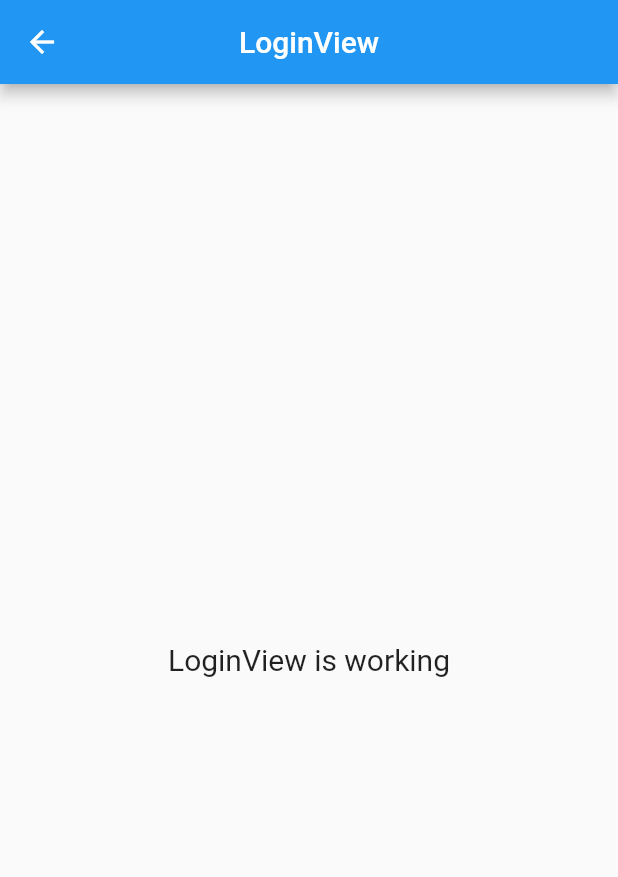
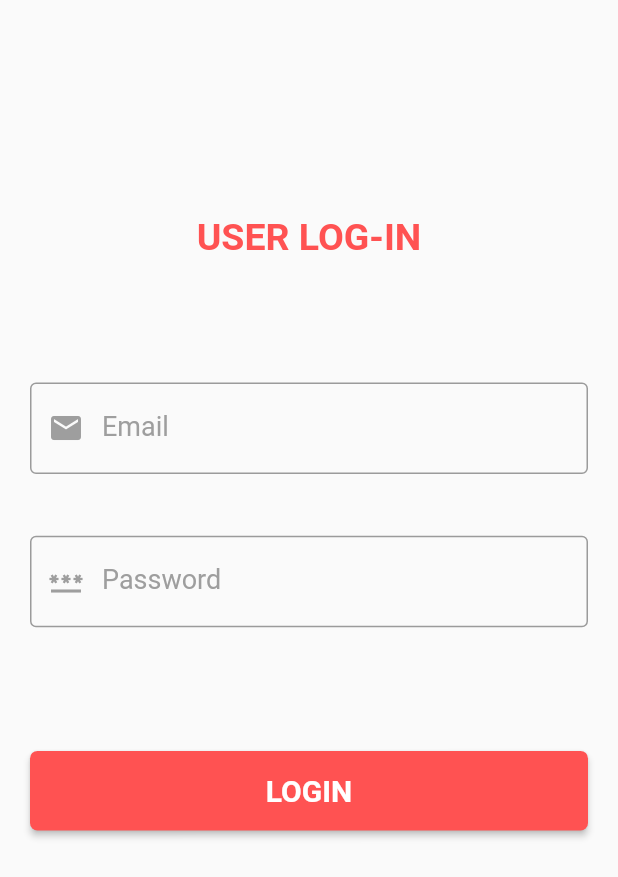
Before and after one commit to mdrislam/Smart-Blog-Post, a Flutter app: the LoginView screen opened by its route, on a phone screen of 412 x 824 dp. Shown: the top 877 px of the screen. Run offline on Flutter 3.47's test engine with Material 2 defaults, Android fonts, the phone set to English and light mode, and no system bars; our stand-ins replace get.

Commit message:
login page ui design done

```diff
--- /dev/null
+++ b/lib/app/data/const/app_colors.dart
@@ -0,0 +1,9 @@
+import 'package:flutter/material.dart';
+
+class AppColors {
+  static const primaryColor = Colors.redAccent;
+  static const textColor = Color.fromARGB(0, 7, 7, 7);
+  static const hintsColor = Color.fromARGB(0, 70, 70, 70);
+  static const inputBorderColor = Color.fromARGB(0, 251, 80, 0);
+
+}
--- /dev/null
+++ b/lib/app/data/core/const_strings.dart
@@ -0,0 +1,12 @@
+class ConstStrings {
+
+  static const emailTitle = 'Email';
+  static const passwordTitle = 'Password';
+  static const emailEntryHints = ' email address here';
+  static const passwordEntryHints = ' password here';
+  static const emptyFields = 'empty fields are not accepted';
+  static const invalidEmail = 'you provides email was invalid';
+  static const passwordvalidation = 'at least passwords size upto 6-digits ';
+  static const login = 'LOGIN';
+
+}
--- a/lib/app/modules/home/views/home_view.dart
+++ b/lib/app/modules/home/views/home_view.dart
@@ -5,8 +5,6 @@ import 'package:get/get.dart';
 import '../controllers/home_controller.dart';
 
 class HomeView extends GetView<HomeController> {
-  const HomeView({super.key});
-
   @override
   Widget build(BuildContext context) {
     return Scaffold(
--- a/lib/app/modules/login/views/login_view.dart
+++ b/lib/app/modules/login/views/login_view.dart
@@ -1,21 +1,58 @@
 import 'package:flutter/material.dart';
 
 import 'package:get/get.dart';
+import 'package:smart_blog_post/app/data/const/app_colors.dart';
+import 'package:smart_blog_post/app/data/core/const_strings.dart';
+import 'package:smart_blog_post/app/widgets/custom_text.dart';
 
+import '../../../widgets/custom_button.dart';
+import '../../../widgets/custom_text_form_field.dart';
 import '../controllers/login_controller.dart';
 
 class LoginView extends GetView<LoginController> {
+  const LoginView({super.key});
+
   @override
   Widget build(BuildContext context) {
     return Scaffold(
-      appBar: AppBar(
-        title: Text('LoginView'),
-        centerTitle: true,
-      ),
-      body: Center(
-        child: Text(
-          'LoginView is working',
-          style: TextStyle(fontSize: 20),
+      body: Padding(
+        padding: const EdgeInsets.all(20.0),
+        child: Form(
+          child: Column(
+            children: [
+              SizedBox(
+                height: MediaQuery.of(context).size.height * 0.15,
+              ),
+              const CustomText(
+                text: 'USER LOG-IN',
+                color: AppColors.primaryColor,
+                fontWeight: FontWeight.bold,
+                size: 25,
+              ),
+              SizedBox(
+                height: MediaQuery.of(context).size.height * 0.1,
+              ),
+              CustomTextFormField(
+                  textEditingController: TextEditingController(),
+                  lebleText: ConstStrings.emailTitle,
+                  hintText: ConstStrings.emailEntryHints,
+                  textInputType: TextInputType.emailAddress,
+                  icon: Icons.email),
+              SizedBox(
+                height: MediaQuery.of(context).size.height * 0.05,
+              ),
+              CustomTextFormField(
+                  textEditingController: TextEditingController(),
+                  lebleText: ConstStrings.passwordTitle,
+                  hintText: ConstStrings.passwordEntryHints,
+                  textInputType: TextInputType.visiblePassword,
+                  icon: Icons.password),
+              SizedBox(
+                height: MediaQuery.of(context).size.height * 0.1,
+              ),
+              CustomButton(press: () {}, title: ConstStrings.login),
+            ],
+          ),
         ),
       ),
     );
--- a/lib/app/routes/app_pages.dart
+++ b/lib/app/routes/app_pages.dart
@@ -10,7 +10,7 @@ part 'app_routes.dart';
 class AppPages {
   AppPages._();
 
-  static const INITIAL = Routes.HOME;
+  static const INITIAL = Routes.LOGIN;
 
   static final routes = [
     GetPage(
@@ -20,7 +20,7 @@ class AppPages {
     ),
     GetPage(
       name: _Paths.LOGIN,
-      page: () => LoginView(),
+      page: () => const LoginView(),
       binding: LoginBinding(),
     ),
   ];
--- /dev/null
+++ b/lib/app/widgets/custom_button.dart
@@ -0,0 +1,37 @@
+import 'package:flutter/material.dart';
+import 'package:smart_blog_post/app/widgets/custom_text.dart';
+
+class CustomButton extends StatelessWidget {
+  final VoidCallback press;
+  final String title;
+  final Color textColor;
+  final Color backgroundColor;
+  const CustomButton(
+      {Key? key,
+      required this.press,
+      required this.title,
+      this.textColor = Colors.white,
+      this.backgroundColor = Colors.redAccent})
+      : super(key: key);
+
+  @override
+  Widget build(BuildContext context) {
+    return SizedBox(
+      width: double.infinity,
+      child: ElevatedButton(
+        onPressed: press,
+        style: ElevatedButton.styleFrom(
+            backgroundColor: backgroundColor,
+            padding: const EdgeInsets.symmetric(vertical: 15),
+            shape:
+                RoundedRectangleBorder(borderRadius: BorderRadius.circular(5))),
+        child: CustomText(
+          text: title,
+          color: textColor,
+          size: 20,
+          fontWeight: FontWeight.bold,
+        ),
+      ),
+    );
+  }
+}
--- /dev/null
+++ b/lib/app/widgets/custom_text.dart
@@ -0,0 +1,31 @@
+import 'package:flutter/material.dart';
+import 'package:smart_blog_post/app/data/const/app_colors.dart';
+
+class CustomText extends StatelessWidget {
+  final String text;
+  final FontWeight fontWeight;
+  final FontStyle fontStyle;
+  final double size;
+  final Color color;
+  const CustomText(
+      {Key? key,
+      required this.text,
+      this.fontWeight = FontWeight.normal,
+      this.fontStyle = FontStyle.normal,
+      this.size = 18,
+      this.color = AppColors.textColor})
+      : super(key: key);
+
+  @override
+  Widget build(BuildContext context) {
+    return Text(
+      text,
+      style: TextStyle(
+        fontSize: size,
+        color: color,
+        fontWeight: fontWeight,
+        fontStyle: fontStyle,
+      ),
+    );
+  }
+}
--- /dev/null
+++ b/lib/app/widgets/custom_text_form_field.dart
@@ -0,0 +1,91 @@
+import 'package:flutter/material.dart';
+import 'package:get/get.dart';
+import 'package:smart_blog_post/app/data/const/app_colors.dart';
+import 'package:smart_blog_post/app/data/core/const_strings.dart';
+
+class CustomTextFormField extends StatelessWidget {
+  final TextEditingController textEditingController;
+  final String lebleText;
+  final String hintText;
+  final TextInputType textInputType;
+  final bool visible;
+  final IconData icon;
+  const CustomTextFormField(
+      {Key? key,
+      required this.textEditingController,
+      required this.lebleText,
+      required this.hintText,
+      required this.textInputType,
+      this.visible = false,
+      required this.icon})
+      : super(key: key);
+
+  @override
+  Widget build(BuildContext context) {
+    return SizedBox(
+      width: double.infinity,
+      child: Material(
+        borderRadius: BorderRadius.circular(10.0),
+        child: TextFormField(
+          controller: textEditingController,
+          keyboardType: textInputType,
+          obscureText:
+              textInputType == TextInputType.visiblePassword ? true : false,
+          style: const TextStyle(fontSize: 18),
+          cursorColor: AppColors.primaryColor,
+          decoration: InputDecoration(
+              prefixIcon: Icon(
+                icon,
+                color: Colors.grey,
+              ),
+              labelText: lebleText.toString(),
+              hintText: hintText.toString(),
+              labelStyle: const TextStyle(color: Colors.grey),
+              border: OutlineInputBorder(
+                borderSide: BorderSide(
+                  color: AppColors.primaryColor.withOpacity(0.3),
+                  width: 2,
+                ),
+              ),
+              focusedBorder: OutlineInputBorder(
+                  borderSide: BorderSide(
+                width: 1,
+                color: AppColors.primaryColor.withOpacity(0.6),
+              )),
+              focusedErrorBorder: OutlineInputBorder(
+                  borderRadius: const BorderRadius.all(Radius.circular(4)),
+                  borderSide: BorderSide(
+                    width: 1,
+                    color: AppColors.primaryColor.withOpacity(0.3),
+                  )),
+              errorStyle: TextStyle(
+                color: AppColors.primaryColor.withOpacity(0.3),
+              )),
+          validator: (String? value) {
+            if (textInputType == TextInputType.emailAddress) {
+              if (value!.isEmpty) {
+                return ConstStrings.emptyFields;
+              } else if (!GetUtils.isEmail(value)) {
+                return ConstStrings.invalidEmail;
+              }
+            }
+            if (textInputType == TextInputType.visiblePassword) {
+              if (value!.isEmpty) {
+                return ConstStrings.emptyFields;
+              } else if (value.length < 6) {
+                return ConstStrings.passwordvalidation;
+              }
+            }
+            if (textInputType == TextInputType.text) {
+              if (value!.isEmpty) {
+                return ConstStrings.emptyFields;
+              }
+            }
+
+            return null;
+          },
+        ),
+      ),
+    );
+  }
+}
```
